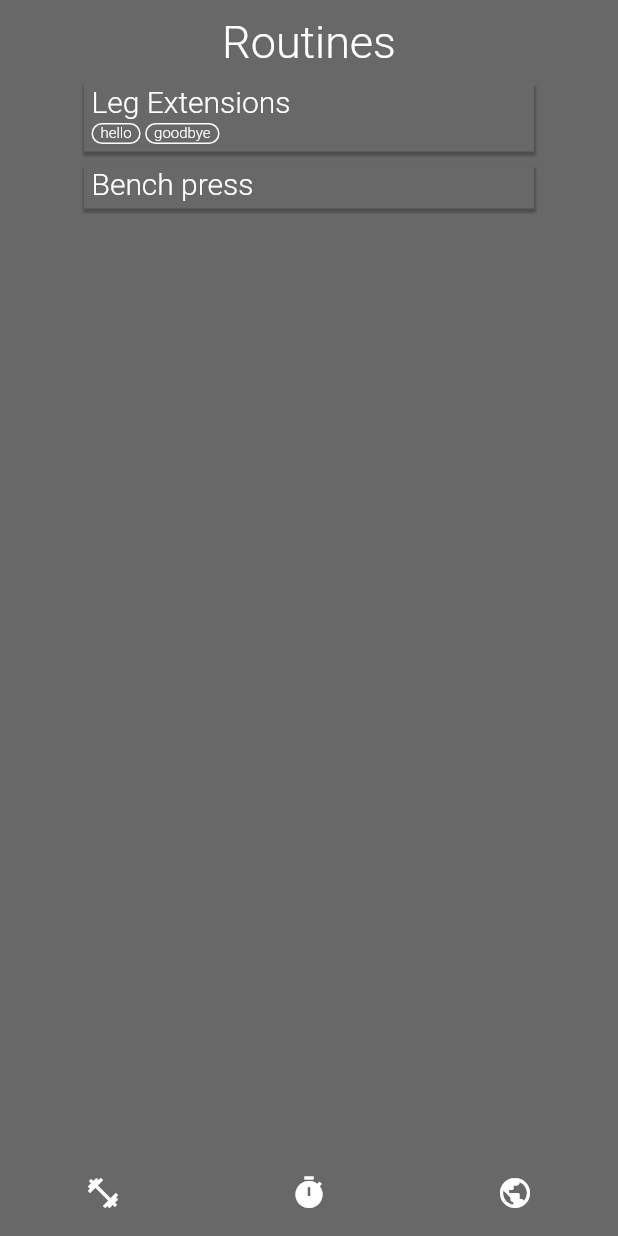
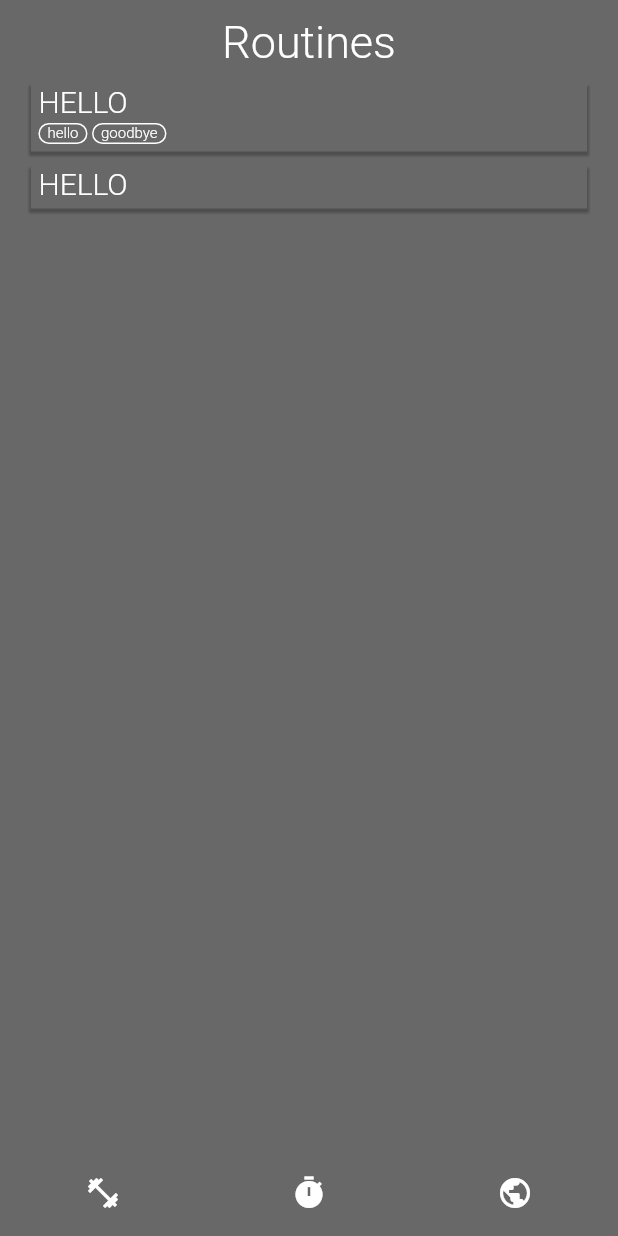
Before and after one commit to navidboloorian/exercise-timer, a Flutter app: the screen it shows after launch, on a phone screen of 412 x 824 dp. Run offline on Flutter 3.47's test engine with Material 2 defaults, Android fonts, the phone set to English and light mode, and no system bars; Roboto replaces fonts that are missing (Montserrat).

Commit message:
made container accept different widgets instead of just text and styled textfields in theme

```diff
--- a/lib/main.dart
+++ b/lib/main.dart
@@ -2,6 +2,7 @@ import 'package:flutter/material.dart';
 
 import 'utils/themes.dart';
 import 'ui/pages/pages.dart';
+import 'ui/shared/widgets/create_exercise.dart';
 
 void main() {
   runApp(const App());
--- a/lib/ui/pages/routines.dart
+++ b/lib/ui/pages/routines.dart
@@ -16,12 +16,12 @@ class Routines extends StatelessWidget {
         child: Column(
           children: const [
             DropShadowContainer(
-              text: "Leg Extensions",
+              content: Text("HELLO"),
               tags: ['hello', 'goodbye'],
             ),
             SizedBox(height: 10),
             DropShadowContainer(
-              text: "Bench press",
+              content: Text("HELLO"),
             ),
           ],
         ),
--- a/lib/ui/shared/widgets/drop_shadow_container.dart
+++ b/lib/ui/shared/widgets/drop_shadow_container.dart
@@ -3,13 +3,13 @@ import 'package:flutter/material.dart';
 import '../../../utils/colors.dart';
 
 class DropShadowContainer extends StatelessWidget {
-  final String text;
+  final Widget content;
   final List<String> tags;
   final Function? onTap;
 
   const DropShadowContainer({
     super.key,
-    required this.text,
+    required this.content,
     this.tags = const <String>[],
     this.onTap,
   });
@@ -46,7 +46,7 @@ class DropShadowContainer extends StatelessWidget {
     return GestureDetector(
       onTap: () => onTap,
       child: Container(
-        width: 300,
+        width: MediaQuery.of(context).size.width * 0.9,
         padding: const EdgeInsets.only(
           left: 5,
           right: 5,
@@ -66,7 +66,7 @@ class DropShadowContainer extends StatelessWidget {
         child: Column(
           mainAxisSize: MainAxisSize.min,
           children: [
-            Align(alignment: Alignment.centerLeft, child: Text(text)),
+            Align(alignment: Alignment.centerLeft, child: content),
 
             // conditionally render tags portion of container
             if (tags.isNotEmpty) ...[
--- a/lib/ui/shared/widgets/shared.dart
+++ b/lib/ui/shared/widgets/shared.dart
@@ -1,2 +1,3 @@
 export 'bottom_bar.dart';
 export 'drop_shadow_container.dart';
+export 'plus_button.dart';
--- a/lib/utils/themes.dart
+++ b/lib/utils/themes.dart
@@ -13,6 +13,12 @@ class Themes {
         bodyText1: TextStyle(color: Colors.white, fontWeight: FontWeight.w300),
         bodyText2: TextStyle(
             color: Colors.white, fontWeight: FontWeight.w300, fontSize: 20),
+        subtitle1: TextStyle(
+          color: Colors.white,
+          fontFamily: 'Montserrat',
+          fontWeight: FontWeight.w300,
+          fontSize: 20,
+        ),
       ),
       appBarTheme: const AppBarTheme(
         backgroundColor: CustomColors.darkBackground,
@@ -28,6 +34,24 @@ class Themes {
       iconTheme: const IconThemeData(
         color: Colors.white,
       ),
+      inputDecorationTheme: const InputDecorationTheme(
+        labelStyle: TextStyle(
+          color: Colors.white,
+          fontFamily: 'Montserrat',
+          fontWeight: FontWeight.w300,
+          fontSize: 20,
+        ),
+        isDense: true,
+        alignLabelWithHint: true,
+        border: InputBorder.none,
+        enabledBorder: InputBorder.none,
+        focusedBorder: InputBorder.none,
+        floatingLabelBehavior: FloatingLabelBehavior.always,
+        hintStyle: TextStyle(color: Colors.white),
+        floatingLabelStyle: TextStyle(height: 0),
+        contentPadding: EdgeInsets.only(left: 0, right: 0, top: 5, bottom: 5),
+        // constraints: BoxConstraints(minHeight: 30, maxHeight: 35),
+      ),
     );
   }
 }
```
Also changed, not shown: lib/ui/pages/exercises.dart (+23 -3 lines), lib/ui/shared/widgets/create_exercise.dart (added, +10 -0 lines), lib/ui/shared/widgets/plus_button.dart (added, +18 -0 lines).
